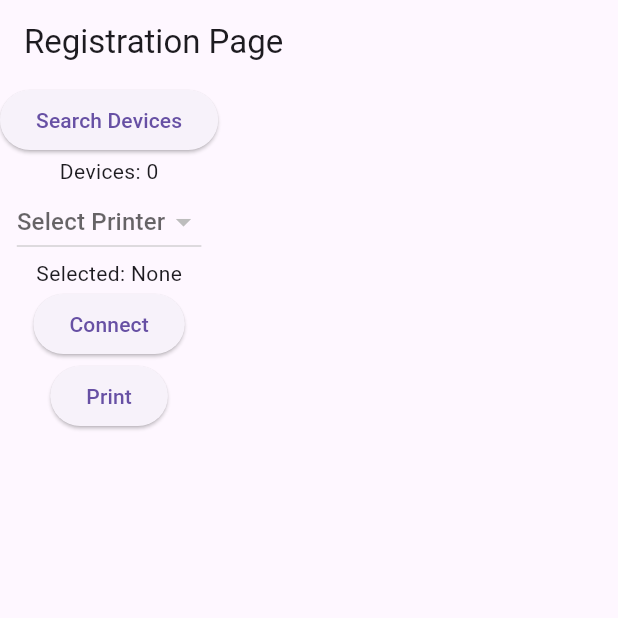
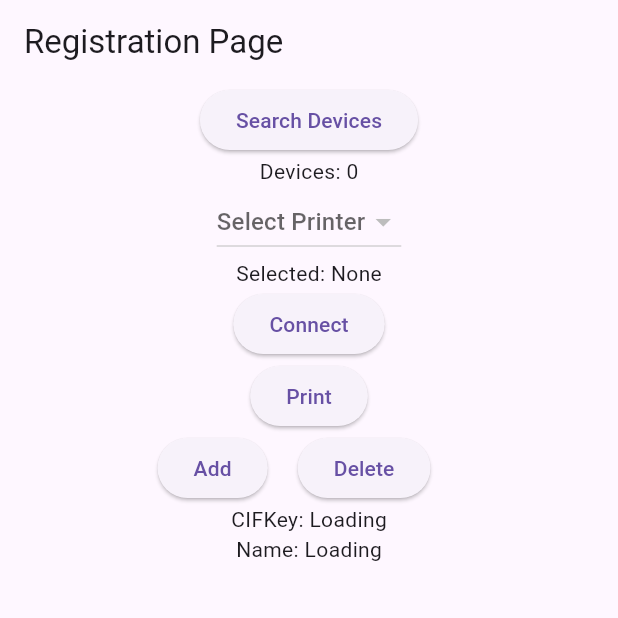
Before and after one commit to celcius001/bluetooth-printer-image-picker, a Flutter app: the screen it shows after launch, on a phone screen of 412 x 824 dp, the top half of it. Run offline on Flutter 3.47's test engine with Material 3 defaults, Android fonts, the phone set to English and light mode, and no system bars; our stand-ins replace permission_handler; missing offline and left inert: blue_thermal_printer.

Commit message:
sample of how to download data from internet

```diff
--- /dev/null
+++ b/lib/download.dart
@@ -0,0 +1,72 @@
+//* Example of how to download data from the internet
+
+import 'dart:convert';
+
+import 'package:flutter/material.dart';
+import 'package:http/http.dart' as http;
+
+class Download extends StatefulWidget {
+  const Download({super.key});
+
+  @override
+  State<Download> createState() => _DownloadState();
+}
+
+class _DownloadState extends State<Download> {
+  String cifkey = "Loading";
+  String name = "Loading";
+  Future<void> _fetchData() async {
+    final output = await http.post(
+      Uri.parse("http://192.168.1.36:3000/api/members/address"),
+      headers: {"Content-Type": "application/json"},
+      body: jsonEncode({"municipality": "UBAY", "barangay": "GABI"}),
+    );
+    List<dynamic> data = jsonDecode(output.body);
+    // ignore: avoid_print
+    print(data[0]);
+    setState(() {
+      cifkey = data[0]["CIFKey"];
+      name = data[0]["MemberName"];
+    });
+    // Fetch data from the internet
+  }
+
+  Future<void> _deleteData() async {
+    setState(() {
+      cifkey = "Loading";
+      name = "Loading";
+    });
+  }
+
+  @override
+  Widget build(BuildContext context) {
+    return Container(
+      alignment: Alignment.center,
+      child: Column(
+        children: <Widget>[
+          Row(
+            mainAxisAlignment: MainAxisAlignment.center,
+            children: [
+              ElevatedButton(
+                onPressed: () {
+                  _fetchData();
+                },
+                child: Text("Add"),
+              ),
+              Padding(padding: EdgeInsets.all(10)),
+              ElevatedButton(
+                onPressed: () {
+                  _deleteData();
+                },
+                child: Text("Delete"),
+              ),
+              Padding(padding: EdgeInsets.all(10)),
+            ],
+          ),
+          Text("CIFKey: $cifkey"),
+          Text("Name: $name"),
+        ],
+      ),
+    );
+  }
+}
--- a/lib/print.dart
+++ b/lib/print.dart
@@ -1,3 +1,4 @@
+import 'package:agmm_v3/download.dart';
 import 'package:blue_thermal_printer/blue_thermal_printer.dart';
 import 'package:flutter/foundation.dart';
 import 'package:flutter/material.dart';
@@ -111,6 +112,7 @@ class _PrintState extends State<Print> {
             child: Text(isConnected ? "Disconnect" : "Connect"),
           ),
           ElevatedButton(onPressed: _print, child: const Text("Print")),
+          Download(),
         ],
       ),
     );
--- a/pubspec.yaml
+++ b/pubspec.yaml
@@ -37,6 +37,7 @@ dependencies:
   permission_handler: ^11.4.0
   blue_thermal_printer: ^1.2.3
   image_picker: ^1.1.2
+  http: ^1.3.0
 
 dev_dependencies:
   flutter_test:
```
Also changed, not shown: lib/main.dart (+0 -117 lines), pubspec.lock, 1 other file.
